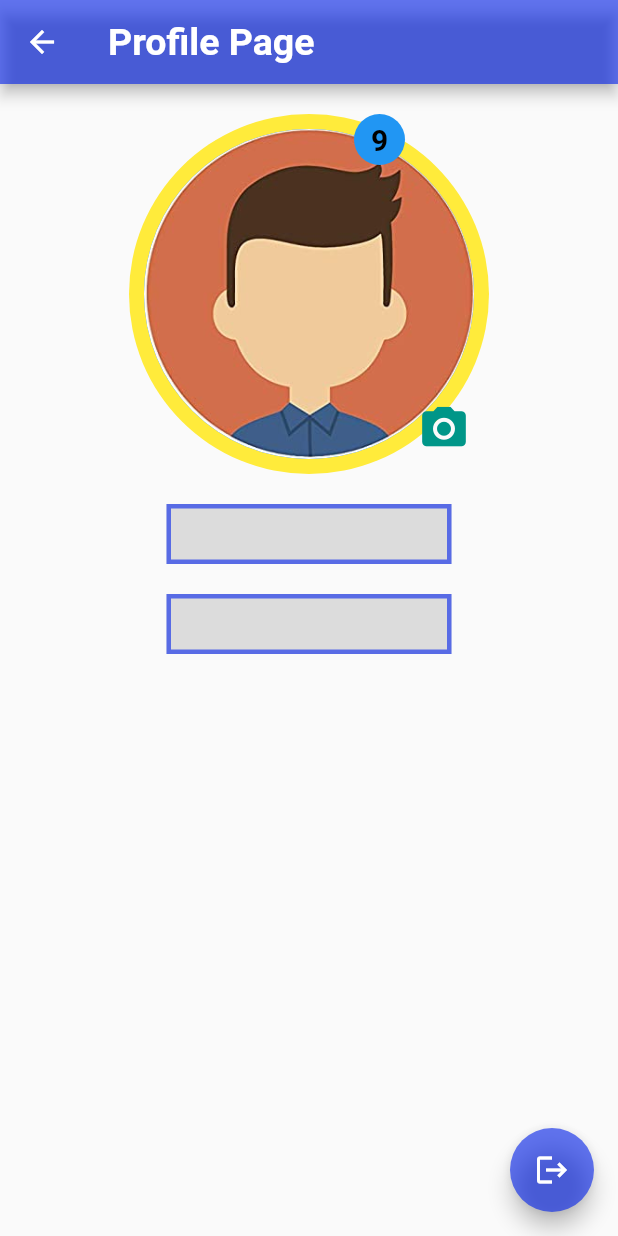
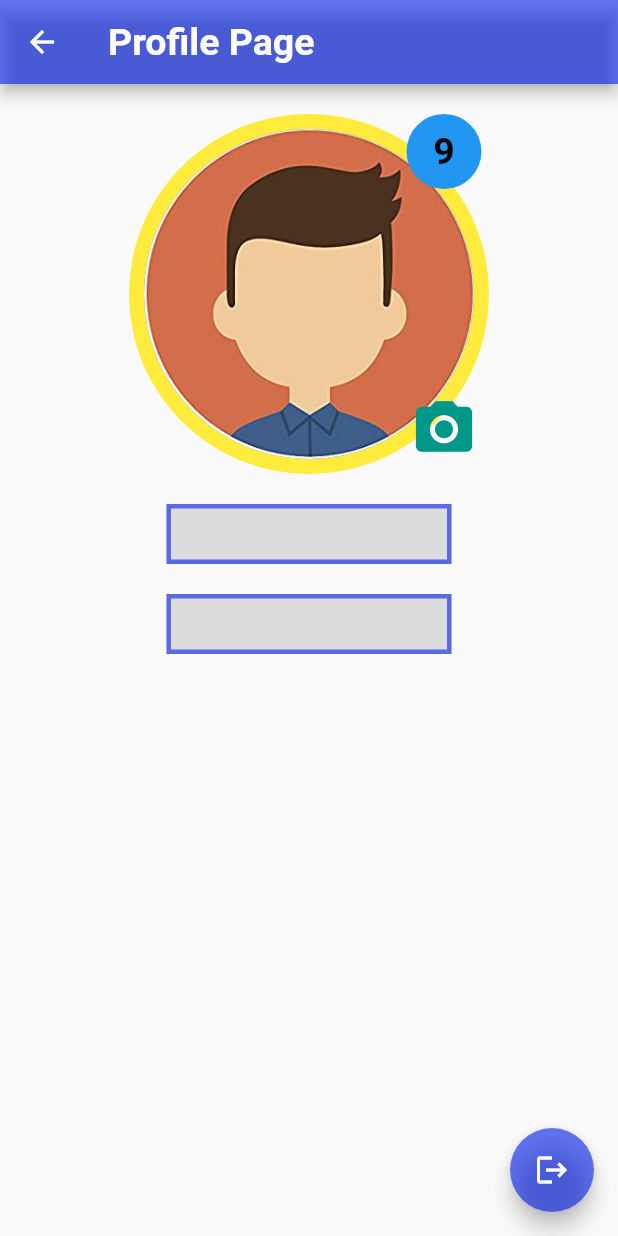
Before and after one commit to YushaCan/HeartBeat, a Flutter app: the ProfilePage screen opened directly, on a phone screen of 412 x 824 dp. Run offline on Flutter 3.47's test engine with Material 2 defaults, Android fonts, the phone set to English and light mode, and no system bars; our stand-ins replace another_flushbar, confetti, firebase_auth, firebase_core, firebase_database, fl_chart and 7 more; missing offline and left inert: cron, is_first_run; accounts and stored records are empty; network calls fail.

Commit message:
profile page
updated

```diff
--- a/heart_beat/lib/MainPages/ProfilePage.dart
+++ b/heart_beat/lib/MainPages/ProfilePage.dart
@@ -124,7 +124,7 @@ class _ProfilePageState extends State<ProfilePage> {
                             backgroundColor: Color.fromARGB(0, 255, 255, 255),
                             child: Icon(
                               Icons.camera_alt,
-                              size: 35,
+                              size: 45,
                               color: Colors.teal,
                             ),
                           ),
@@ -132,14 +132,14 @@ class _ProfilePageState extends State<ProfilePage> {
                       ),
                       // LEVEL CIRCLE
                       Padding(
-                        padding: EdgeInsets.only(left: 150,),
+                        padding: EdgeInsets.only(left: 185,),
                         child: CircleAvatar(
-                          radius: 17,
+                          radius: 25,
                           backgroundColor: Colors.blue,
                           child: Text(
                             "$level",
                             style: TextStyle(
-                              fontSize: 20,
+                              fontSize: 25,
                               fontWeight: FontWeight.bold,
                               color: Colors.black,
                             ),
--- a/heart_beat/lib/MainPages/VegsFruits.dart
+++ b/heart_beat/lib/MainPages/VegsFruits.dart
@@ -1,10 +1,8 @@
-import 'dart:math';
-
 import 'package:another_flushbar/flushbar.dart';
 import 'package:confetti/confetti.dart';
 import 'package:flutter/cupertino.dart';
 import 'package:flutter/material.dart';
-import '../XP/actions.dart';
+import 'package:heart_beat/XP/actions.dart';
 import 'MainMenu.dart';
 
 class VegsFruits extends StatefulWidget {
@@ -64,6 +62,7 @@ class _VegsFruitsState extends State<VegsFruits> {
                       ),
                       IconButton(
                           onPressed: (){
+                            EarnXp(5);
                             show_SelectFirst(context);
                             controllerTopCenter!.play();
                           },
```
Also changed, not shown: heart_beat/lib/FriendShip/FriendRequestsWidget.dart (+8 -6 lines), heart_beat/lib/MainPages/WaterPage.dart (+8 -3 lines).
